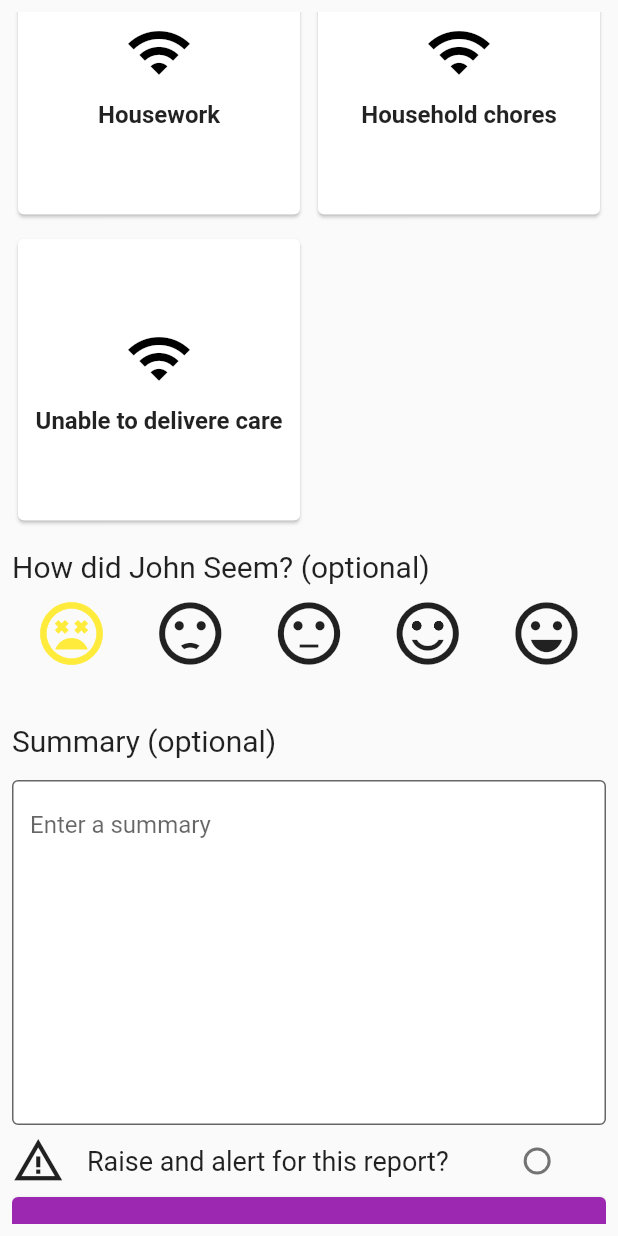
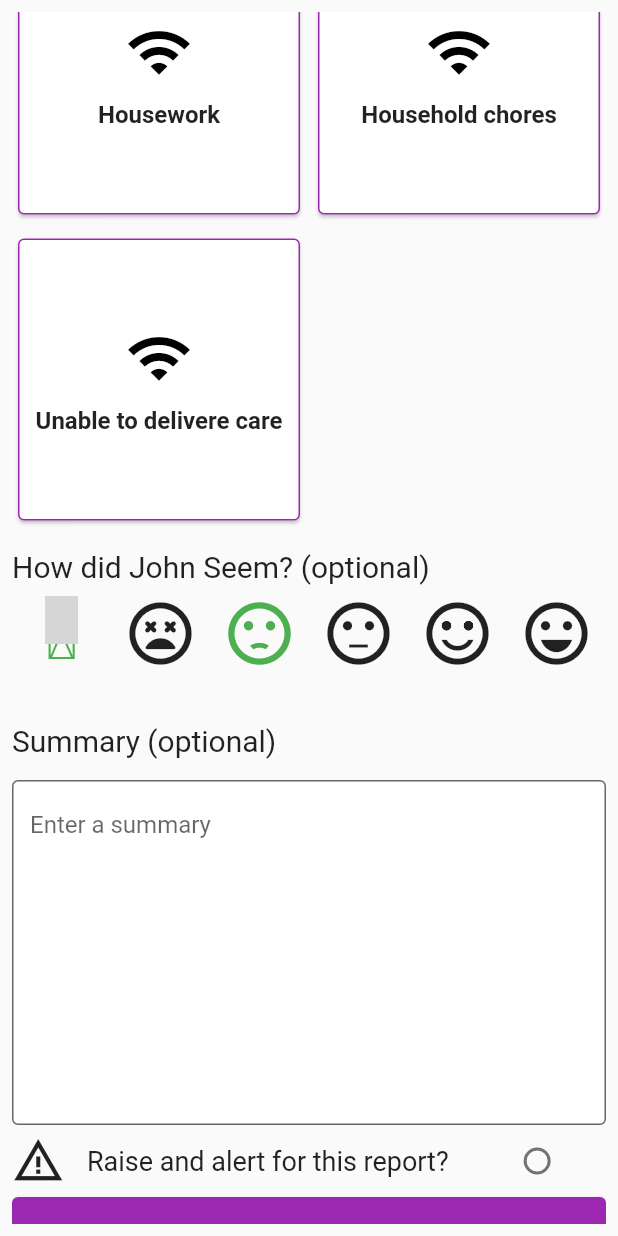
Before and after one commit to Sujithraj22/domiciliary_care, a Flutter app: the screen it shows after launch, scrolled down 1152 dp, after a tap on the "sentiment dissatisfied" icon, on a phone screen of 412 x 824 dp. Run offline on Flutter 3.47's test engine with Material 2 defaults, Android fonts, the phone set to English and light mode, and no system bars; Roboto replaces fonts that are missing (Poppins); statements that could not run were skipped; grey boxes are pictures that could not be loaded.

Commit message:
smiley finished with refractoring errors

```diff
--- /dev/null
+++ b/lib/models/smileyIcons.dart
@@ -0,0 +1,35 @@
+import 'package:flutter/material.dart';
+
+import '../screens/visiting_screen.dart';
+Color iconColor = Colors.green;
+String? iconName ;
+class smileyIcon extends StatefulWidget {
+   smileyIcon({Key? key,required color, required icon}) : super(key: key);
+
+  @override
+  State<smileyIcon> createState() => _smileyIconState();
+}
+
+class _smileyIconState extends State<smileyIcon> {
+  @override
+  Widget build(BuildContext context) {
+
+    return Expanded(
+      child: IconButton(
+        color: iconColor,
+        onPressed: () {
+          setState(() {
+            if (iconColor == Colors.green) {
+              iconColor = Colors.grey;
+            } else {
+              iconColor = Colors.green;
+            }
+          });
+        },
+        icon: const Icon(
+            Icons.$iconName.toString(),
+            size: 50),
+      ),
+    );
+  }
+}
--- a/lib/models/work.dart
+++ b/lib/models/work.dart
@@ -10,10 +10,10 @@ class Work {
 List<Work> works = <Work>[
   const Work(title: 'Medication', icon: Icons.medication_rounded),
   const Work(title: 'Body Map', icon: Icons.accessibility_new_rounded),
-  const Work(title: 'Food', icon: Icons.map),
-  const Work(title: 'Drinks', icon: Icons.phone),
-  const Work(title: 'Personal care', icon: Icons.camera_alt),
-  const Work(title: 'Toilet assistance', icon: Icons.settings),
+  const Work(title: 'Food', icon: Icons.local_dining_rounded),
+  const Work(title: 'Drinks', icon: Icons.local_drink_rounded),
+  const Work(title: 'Personal care', icon: Icons.bathtub_rounded),
+  const Work(title: 'Toilet assistance', icon: Icons.add),
   const Work(title: 'Repositioning', icon: Icons.settings),
   const Work(title: 'Companionship / respite care', icon: Icons.photo_album),
   const Work(title: 'Laundry', icon: Icons.wifi),
@@ -27,20 +27,26 @@ class SelectWork extends StatelessWidget {
   const SelectWork({Key? key, required this.work}) : super(key: key);
   final Work work;
 
+
   @override
   Widget build(BuildContext context) {
-    const TextStyle textStyle =
-    TextStyle(fontSize: 16, fontWeight: FontWeight.bold,);
+    const TextStyle textStyle = TextStyle(
+      fontSize: 16,
+      fontWeight: FontWeight.bold,
+    );
     return GestureDetector(
       onTap: cardFunction,
       child: Card(
-        color: Colors.white,
+        shape: const OutlineInputBorder(
+        borderRadius: BorderRadius.all(Radius.circular(4)),
+          borderSide: BorderSide(color: Colors.purple),
+        ),
+        color: cardFunction(),
         child: Center(
           child: Column(
               mainAxisAlignment: MainAxisAlignment.center,
               crossAxisAlignment: CrossAxisAlignment.center,
               children: <Widget>[
-
                 Icon(work.icon, size: 45.0, color: Colors.black),
                 const SizedBox(height: 10),
                 Text((work.title).toString(), style: textStyle),
@@ -50,8 +56,11 @@ class SelectWork extends StatelessWidget {
     );
   }
 
-  Color  cardFunction(){
+  Color cardFunction() {
     Color cardColor = Colors.white;
+
+    if (work.title == 'Medication') {}
+
     return cardColor;
   }
 }
--- a/lib/screens/visiting_screen.dart
+++ b/lib/screens/visiting_screen.dart
@@ -1,6 +1,13 @@
 import 'package:flutter/material.dart';
 
+import '../models/smileyIcons.dart';
 import '../models/work.dart';
+
+Color? iconColor1;
+Color? iconColor2;
+Color? iconColor3;
+Color? iconColor4;
+Color? iconColor5;
 
 class VisitingScreen extends StatefulWidget {
   const VisitingScreen({Key? key}) : super(key: key);
@@ -51,36 +58,86 @@ class _VisitingScreenState extends State<VisitingScreen> {
                 Row(
                   mainAxisAlignment: MainAxisAlignment.center,
                   children: [
+
+                    smileyIcon(color: iconColor1, icon: ,),
                     Expanded(
                       child: IconButton(
-                        color: Colors.yellow,
-                        onPressed: () {},
-                        icon: const Icon(Icons.sentiment_very_dissatisfied_outlined,
+                        color: iconColor1,
+                        onPressed: () {
+                          setState(() {
+                            if (iconColor1 == Colors.green) {
+                              iconColor1 = Colors.grey;
+                            } else {
+                              iconColor1 = Colors.green;
+                            }
+                          });
+                        },
+                        icon: const Icon(
+                            Icons.sentiment_very_dissatisfied_rounded,
                             size: 50),
                       ),
                     ),
                     Expanded(
                       child: IconButton(
-                        onPressed: () {},
-                        icon: const Icon(Icons.sentiment_dissatisfied, size: 50),
+                        color: iconColor2,
+                        onPressed: () {
+                          setState(() {
+                            if (iconColor2 == Colors.green) {
+                              iconColor2 = Colors.grey;
+                            } else {
+                              iconColor2 = Colors.green;
+                            }
+                          });
+                        },
+                        icon:
+                            const Icon(Icons.sentiment_dissatisfied, size: 50),
                       ),
                     ),
                     Expanded(
                       child: IconButton(
-                        onPressed: () {},
+                        color: iconColor3,
+                        onPressed: () {
+                          setState(() {
+                            if (iconColor3 == Colors.green) {
+                              iconColor3 = Colors.grey;
+                            } else {
+                              iconColor3 = Colors.green;
+                            }
+                          });
+                        },
                         icon: const Icon(Icons.sentiment_neutral, size: 50),
                       ),
                     ),
                     Expanded(
                       child: IconButton(
-                        onPressed: () {},
-                        icon: const Icon(Icons.sentiment_satisfied_alt, size: 50),
+                        color: iconColor4,
+                        onPressed: () {
+                          setState(() {
+                            if (iconColor4 == Colors.green) {
+                              iconColor4 = Colors.grey;
+                            } else {
+                              iconColor4 = Colors.green;
+                            }
+                          });
+                        },
+                        icon:
+                            const Icon(Icons.sentiment_satisfied_alt, size: 50),
                       ),
                     ),
                     Expanded(
                       child: IconButton(
-                        onPressed: () {},
-                        icon: const Icon(Icons.sentiment_very_satisfied, size: 50),
+                        color: iconColor5,
+                        onPressed: () {
+                          setState(() {
+                            if (iconColor5 == Colors.green) {
+                              iconColor5 = Colors.grey;
+                            } else {
+                              iconColor5 = Colors.green;
+                            }
+                          });
+                        },
+                        icon: const Icon(Icons.sentiment_very_satisfied,
+                            size: 50),
                       ),
                     ),
                   ],
```
